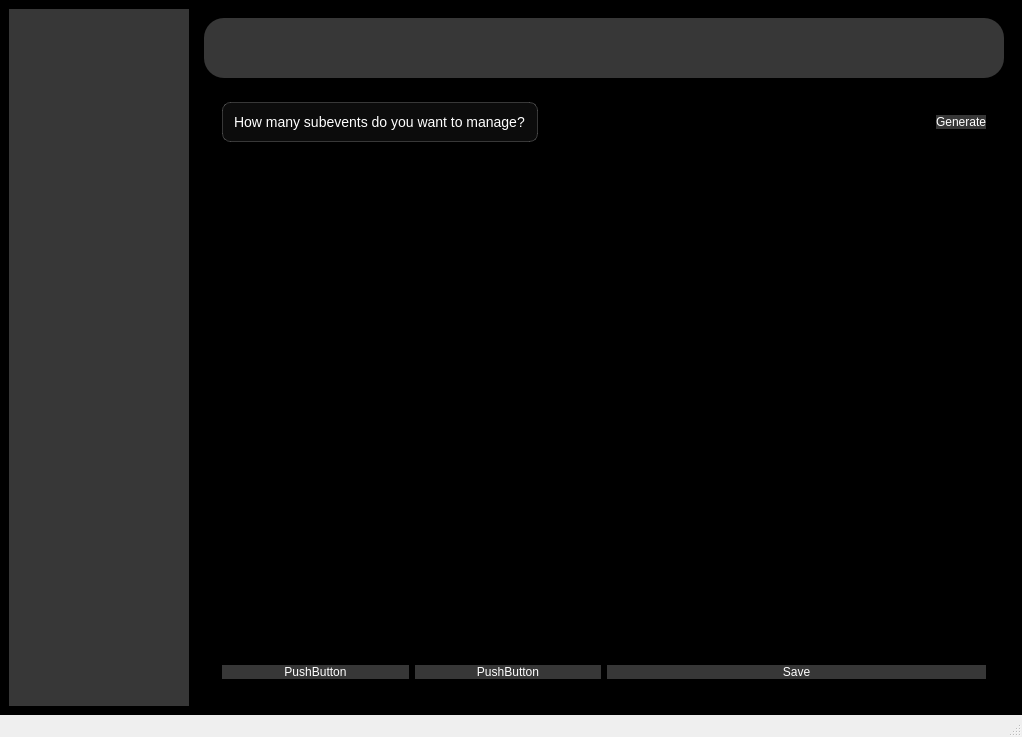
The window that placemanage.ui (Prabin-63/EMS) describes before a commit, drawn with Qt 5.
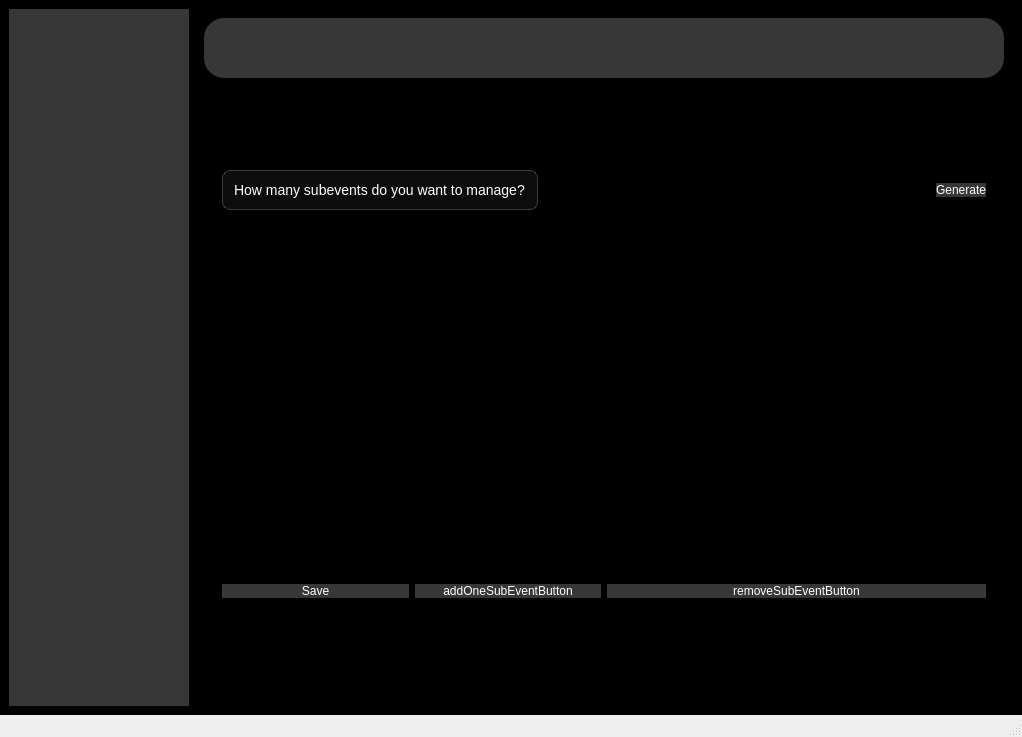
The same window after the commit.

```diff
--- a/placemanage.ui
+++ b/placemanage.ui
@@ -145,6 +145,12 @@
           </item>
           <item>
            <widget class="QScrollArea" name="scrollArea">
+            <property name="sizePolicy">
+             <sizepolicy hsizetype="Preferred" vsizetype="Preferred">
+              <horstretch>0</horstretch>
+              <verstretch>0</verstretch>
+             </sizepolicy>
+            </property>
             <property name="widgetResizable">
              <bool>true</bool>
             </property>
@@ -154,19 +160,14 @@
                <x>0</x>
                <y>0</y>
                <width>798</width>
-               <height>507</height>
+               <height>104</height>
               </rect>
              </property>
-             <widget class="QWidget" name="subEventContainer" native="true">
-              <property name="geometry">
-               <rect>
-                <x>0</x>
-                <y>0</y>
-                <width>791</width>
-                <height>531</height>
-               </rect>
-              </property>
-             </widget>
+             <layout class="QVBoxLayout" name="verticalLayout_5">
+              <item>
+               <widget class="QWidget" name="subEventContainer" native="true"/>
+              </item>
+             </layout>
             </widget>
            </widget>
           </item>
@@ -185,7 +186,7 @@
 }</string>
                  </property>
                  <property name="text">
-                  <string>PushButton</string>
+                  <string>Save</string>
                  </property>
                 </widget>
                </item>
@@ -199,7 +200,7 @@
 }</string>
                  </property>
                  <property name="text">
-                  <string>PushButton</string>
+                  <string>addOneSubEventButton</string>
                  </property>
                 </widget>
                </item>
@@ -215,7 +216,7 @@
 }</string>
                </property>
                <property name="text">
-                <string>Save</string>
+                <string>removeSubEventButton</string>
                </property>
               </widget>
              </item>
```
Left out of the diff: 4 changed lines with no effect on the pictures.
